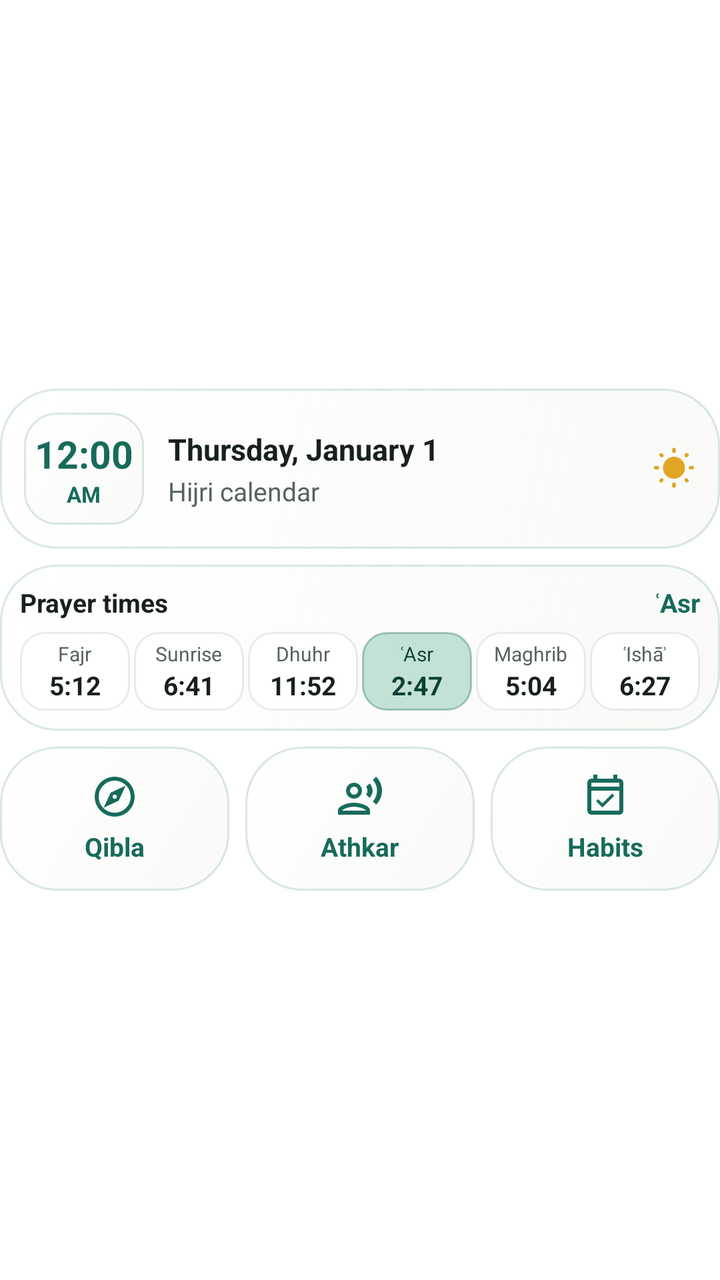
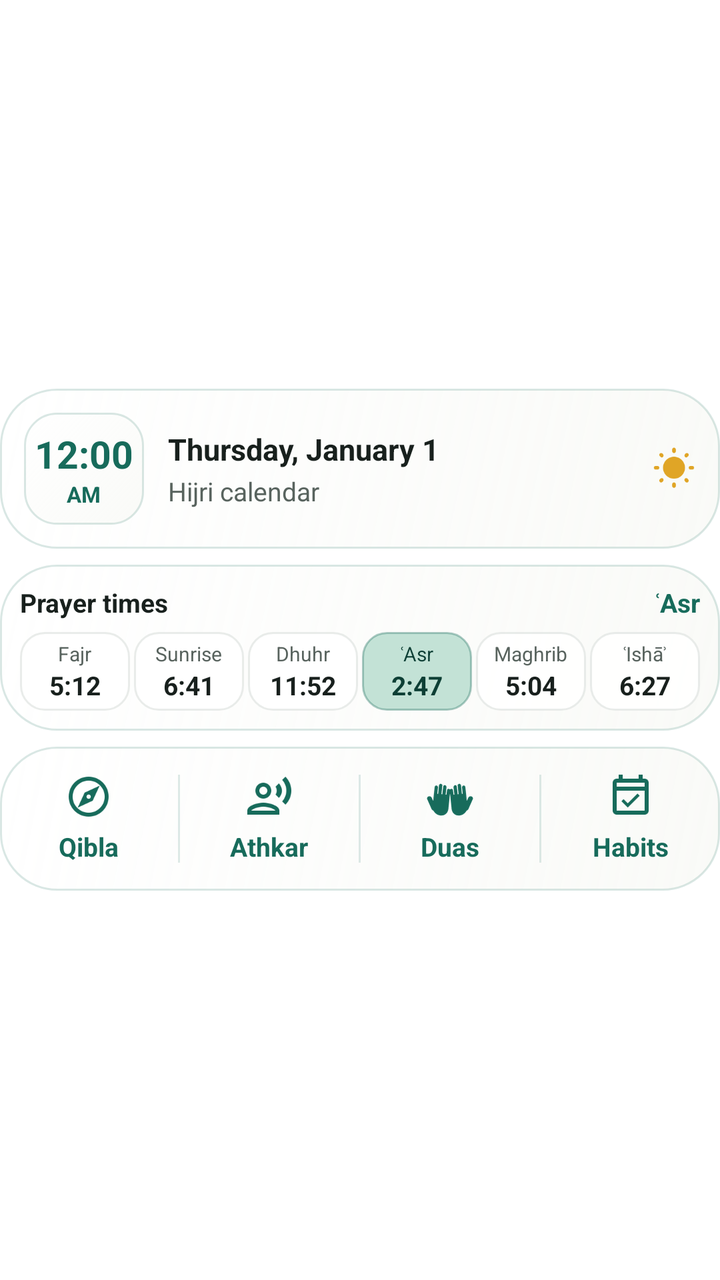

Screens rendered from an Android XML layout before and after an edit, with the pre-edit source and the edit as a unified diff.
<!-- AndroidManifest.xml: fallback theme Theme.MaterialComponents.DayNight.NoActionBar -->
<!-- res/layout/preview_home.xml -->
<?xml version="1.0" encoding="utf-8"?>
<LinearLayout xmlns:android="http://schemas.android.com/apk/res/android" android:layout_width="match_parent" android:layout_height="match_parent" android:gravity="center_vertical" android:orientation="vertical" android:padding="0dp">
    <LinearLayout android:layout_width="match_parent" android:layout_height="wrap_content" android:orientation="vertical" android:padding="12dp" android:background="@drawable/widget_glass_light">
    <LinearLayout android:layout_width="match_parent" android:layout_height="wrap_content" android:gravity="center_vertical" android:orientation="horizontal">
        <LinearLayout android:layout_width="60dp" android:layout_height="56dp" android:gravity="center" android:orientation="vertical" android:background="@drawable/widget_small_glass_light">
            <TextClock android:layout_width="wrap_content" android:layout_height="wrap_content" android:format12Hour="h:mm" android:format24Hour="HH:mm" android:textSize="19sp" android:textStyle="bold" android:textColor="#176B5B" />
            <TextClock android:layout_width="wrap_content" android:layout_height="wrap_content" android:format12Hour="a" android:format24Hour="" android:textSize="11sp" android:textStyle="bold" android:textColor="#176B5B" />
        </LinearLayout>
        <LinearLayout android:layout_width="0dp" android:layout_weight="1" android:layout_height="wrap_content" android:layout_marginStart="12dp" android:orientation="vertical">
            <TextClock android:layout_width="wrap_content" android:layout_height="wrap_content" android:format12Hour="EEEE, MMMM d" android:format24Hour="EEEE, MMMM d" android:textSize="15sp" android:textStyle="bold" android:textColor="#18201D" />
            <TextView android:layout_width="wrap_content" android:layout_height="wrap_content" android:layout_marginTop="2dp" android:text="@string/widget_date" android:textSize="13sp" android:textColor="#58635E" android:maxLines="1" />
        </LinearLayout>
        <ImageView android:layout_width="22dp" android:layout_height="22dp" android:src="@drawable/widget_preview_icon_sun" />
    </LinearLayout>
    </LinearLayout>
    <Space android:layout_width="match_parent" android:layout_height="8dp" />
    <LinearLayout android:layout_width="match_parent" android:layout_height="wrap_content" android:orientation="vertical" android:padding="10dp" android:background="@drawable/widget_glass_light">
    <LinearLayout android:layout_width="match_parent" android:layout_height="wrap_content" android:gravity="center_vertical" android:orientation="horizontal">
        
        <TextView android:layout_width="0dp" android:layout_weight="1" android:layout_height="wrap_content" android:text="@string/widget_prayer" android:textSize="13sp" android:textStyle="bold" android:textColor="#18201D" android:maxLines="1" android:ellipsize="end" />
        <TextView android:layout_width="wrap_content" android:layout_height="wrap_content" android:text="@string/widget_p_asr" android:textSize="13sp" android:textStyle="bold" android:textColor="#176B5B" />
    </LinearLayout>
    <LinearLayout android:layout_width="match_parent" android:layout_height="wrap_content" android:layout_marginTop="6dp" android:orientation="horizontal">
        <LinearLayout android:layout_width="0dp" android:layout_weight="1" android:layout_height="wrap_content" android:layout_marginStart="0dp" android:gravity="center" android:orientation="vertical" android:paddingTop="4dp" android:paddingBottom="4dp" android:background="@drawable/widget_tile_light">
            <TextView android:layout_width="wrap_content" android:layout_height="wrap_content" android:text="@string/widget_p_fajr" android:textSize="10sp" android:textColor="#58635E" android:maxLines="1" />
            <TextView android:layout_width="wrap_content" android:layout_height="wrap_content" android:text="5:12" android:textSize="13sp" android:textStyle="bold" android:textColor="#18201D" android:maxLines="1" />
        </LinearLayout>
        <LinearLayout android:layout_width="0dp" android:layout_weight="1" android:layout_height="wrap_content" android:layout_marginStart="2dp" android:gravity="center" android:orientation="vertical" android:paddingTop="4dp" android:paddingBottom="4dp" android:background="@drawable/widget_tile_light">
            <TextView android:layout_width="wrap_content" android:layout_height="wrap_content" android:text="@string/widget_p_sunrise" android:textSize="10sp" android:textColor="#58635E" android:maxLines="1" />
            <TextView android:layout_width="wrap_content" android:layout_height="wrap_content" android:text="6:41" android:textSize="13sp" android:textStyle="bold" android:textColor="#18201D" android:maxLines="1" />
        </LinearLayout>
        <LinearLayout android:layout_width="0dp" android:layout_weight="1" android:layout_height="wrap_content" android:layout_marginStart="2dp" android:gravity="center" android:orientation="vertical" android:paddingTop="4dp" android:paddingBottom="4dp" android:background="@drawable/widget_tile_light">
            <TextView android:layout_width="wrap_content" android:layout_height="wrap_content" android:text="@string/widget_p_dhuhr" android:textSize="10sp" android:textColor="#58635E" android:maxLines="1" />
            <TextView android:layout_width="wrap_content" android:layout_height="wrap_content" android:text="11:52" android:textSize="13sp" android:textStyle="bold" android:textColor="#18201D" android:maxLines="1" />
        </LinearLayout>
        <LinearLayout android:layout_width="0dp" android:layout_weight="1" android:layout_height="wrap_content" android:layout_marginStart="2dp" android:gravity="center" android:orientation="vertical" android:paddingTop="4dp" android:paddingBottom="4dp" android:background="@drawable/widget_tile_next_light">
            <TextView android:layout_width="wrap_content" android:layout_height="wrap_content" android:text="@string/widget_p_asr" android:textSize="10sp" android:textColor="#0D3F35" android:maxLines="1" />
            <TextView android:layout_width="wrap_content" android:layout_height="wrap_content" android:text="2:47" android:textSize="13sp" android:textStyle="bold" android:textColor="#0D3F35" android:maxLines="1" />
        </LinearLayout>
        <LinearLayout android:layout_width="0dp" android:layout_weight="1" android:layout_height="wrap_content" android:layout_marginStart="2dp" android:gravity="center" android:orientation="vertical" android:paddingTop="4dp" android:paddingBottom="4dp" android:background="@drawable/widget_tile_light">
            <TextView android:layout_width="wrap_content" android:layout_height="wrap_content" android:text="@string/widget_p_maghrib" android:textSize="10sp" android:textColor="#58635E" android:maxLines="1" />
            <TextView android:layout_width="wrap_content" android:layout_height="wrap_content" android:text="5:04" android:textSize="13sp" android:textStyle="bold" android:textColor="#18201D" android:maxLines="1" />
        </LinearLayout>
        <LinearLayout android:layout_width="0dp" android:layout_weight="1" android:layout_height="wrap_content" android:layout_marginStart="2dp" android:gravity="center" android:orientation="vertical" android:paddingTop="4dp" android:paddingBottom="4dp" android:background="@drawable/widget_tile_light">
            <TextView android:layout_width="wrap_content" android:layout_height="wrap_content" android:text="@string/widget_p_isha" android:textSize="10sp" android:textColor="#58635E" android:maxLines="1" />
            <TextView android:layout_width="wrap_content" android:layout_height="wrap_content" android:text="6:27" android:textSize="13sp" android:textStyle="bold" android:textColor="#18201D" android:maxLines="1" />
        </LinearLayout>
    </LinearLayout>
    </LinearLayout>
    <Space android:layout_width="match_parent" android:layout_height="8dp" />
    <LinearLayout android:layout_width="match_parent" android:layout_height="72dp" android:orientation="horizontal">
        <LinearLayout android:layout_width="0dp" android:layout_weight="1" android:layout_height="match_parent" android:layout_marginStart="0dp" android:gravity="center" android:orientation="vertical" android:background="@drawable/widget_glass_light">
            <ImageView android:layout_width="24dp" android:layout_height="24dp" android:src="@drawable/widget_preview_icon_explore" />
            <TextView android:layout_width="wrap_content" android:layout_height="wrap_content" android:layout_marginTop="4dp" android:text="@string/widget_qibla" android:textSize="13sp" android:textStyle="bold" android:textColor="#176B5B" />
        </LinearLayout>
        <LinearLayout android:layout_width="0dp" android:layout_weight="1" android:layout_height="match_parent" android:layout_marginStart="8dp" android:gravity="center" android:orientation="vertical" android:background="@drawable/widget_glass_light">
            <ImageView android:layout_width="24dp" android:layout_height="24dp" android:src="@drawable/widget_preview_icon_athkar" />
            <TextView android:layout_width="wrap_content" android:layout_height="wrap_content" android:layout_marginTop="4dp" android:text="@string/widget_athkar" android:textSize="13sp" android:textStyle="bold" android:textColor="#176B5B" />
        </LinearLayout>
        <LinearLayout android:layout_width="0dp" android:layout_weight="1" android:layout_height="match_parent" android:layout_marginStart="8dp" android:gravity="center" android:orientation="vertical" android:background="@drawable/widget_glass_light">
            <ImageView android:layout_width="24dp" android:layout_height="24dp" android:src="@drawable/widget_preview_icon_habits" />
            <TextView android:layout_width="wrap_content" android:layout_height="wrap_content" android:layout_marginTop="4dp" android:text="@string/widget_habits" android:textSize="13sp" android:textStyle="bold" android:textColor="#176B5B" />
        </LinearLayout>
    </LinearLayout>
</LinearLayout>
<!-- resources referenced by this layout -->
<resources>
  <!-- drawable widget_glass_light (drawable) -->
  <?xml version="1.0" encoding="utf-8"?>
  <shape xmlns:android="http://schemas.android.com/apk/res/android" android:shape="rectangle">
      <gradient android:angle="315" android:startColor="#DBFFFFFF" android:endColor="#B3F7F8F4" />
      <stroke android:width="1dp" android:color="#29176B5B" />
      <corners android:radius="@dimen/widget_radius" />
  </shape>
  <!-- drawable widget_preview_icon_athkar: png bitmap (drawable-nodpi, 2421 bytes) -->
  <!-- drawable widget_preview_icon_explore: png bitmap (drawable-nodpi, 2987 bytes) -->
  <!-- drawable widget_preview_icon_habits: png bitmap (drawable-nodpi, 1088 bytes) -->
  <!-- drawable widget_preview_icon_sun: png bitmap (drawable-nodpi, 2120 bytes) -->
  <!-- drawable widget_small_glass_light (drawable) -->
  <?xml version="1.0" encoding="utf-8"?>
  <shape xmlns:android="http://schemas.android.com/apk/res/android" android:shape="rectangle">
      <gradient android:angle="315" android:startColor="#DBFFFFFF" android:endColor="#B3F7F8F4" />
      <stroke android:width="1dp" android:color="#29176B5B" />
      <corners android:radius="16dp" />
  </shape>
  <!-- drawable widget_tile_light (drawable) -->
  <?xml version="1.0" encoding="utf-8"?>
  <shape xmlns:android="http://schemas.android.com/apk/res/android" android:shape="rectangle">
      <solid android:color="#EBFFFFFF" />
      <stroke android:width="1dp" android:color="#CCE4E8E5" />
      <corners android:radius="12dp" />
  </shape>
  <!-- drawable widget_tile_next_light (drawable) -->
  <?xml version="1.0" encoding="utf-8"?>
  <shape xmlns:android="http://schemas.android.com/apk/res/android" android:shape="rectangle">
      <solid android:color="#C3E2D6" />
      <stroke android:width="1dp" android:color="#59176B5B" />
      <corners android:radius="12dp" />
  </shape>
  <string name="widget_athkar">Athkar</string>
  <string name="widget_date">Hijri calendar</string>
  <string name="widget_habits">Habits</string>
  <string name="widget_p_asr">ʿAsr</string>
  <string name="widget_p_dhuhr">Dhuhr</string>
  <string name="widget_p_fajr">Fajr</string>
  <string name="widget_p_isha">ʿIshāʾ</string>
  <string name="widget_p_maghrib">Maghrib</string>
  <string name="widget_p_sunrise">Sunrise</string>
  <string name="widget_prayer">Prayer times</string>
  <string name="widget_qibla">Qibla</string>
  <dimen name="widget_radius">24dp</dimen>
</resources>

<!-- the commit's change to res/layout/preview_home.xml (unified diff, before → after) -->
@@ -48,18 +48,25 @@
     </LinearLayout>
     </LinearLayout>
     <Space android:layout_width="match_parent" android:layout_height="8dp" />
-    <LinearLayout android:layout_width="match_parent" android:layout_height="72dp" android:orientation="horizontal">
-        <LinearLayout android:layout_width="0dp" android:layout_weight="1" android:layout_height="match_parent" android:layout_marginStart="0dp" android:gravity="center" android:orientation="vertical" android:background="@drawable/widget_glass_light">
+    <LinearLayout android:layout_width="match_parent" android:layout_height="72dp" android:orientation="horizontal" android:background="@drawable/widget_glass_light">
+        <LinearLayout android:layout_width="0dp" android:layout_weight="1" android:layout_height="match_parent" android:gravity="center" android:orientation="vertical">
             <ImageView android:layout_width="24dp" android:layout_height="24dp" android:src="@drawable/widget_preview_icon_explore" />
-            <TextView android:layout_width="wrap_content" android:layout_height="wrap_content" android:layout_marginTop="4dp" android:text="@string/widget_qibla" android:textSize="13sp" android:textStyle="bold" android:textColor="#176B5B" />
+            <TextView android:layout_width="wrap_content" android:layout_height="wrap_content" android:layout_marginTop="4dp" android:text="@string/widget_qibla" android:maxLines="1" android:textSize="13sp" android:textStyle="bold" android:textColor="#176B5B" />
         </LinearLayout>
-        <LinearLayout android:layout_width="0dp" android:layout_weight="1" android:layout_height="match_parent" android:layout_marginStart="8dp" android:gravity="center" android:orientation="vertical" android:background="@drawable/widget_glass_light">
+        <FrameLayout android:layout_width="1dp" android:layout_height="match_parent" android:layout_marginTop="14dp" android:layout_marginBottom="14dp" android:background="#24176B5B" />
+        <LinearLayout android:layout_width="0dp" android:layout_weight="1" android:layout_height="match_parent" android:gravity="center" android:orientation="vertical">
             <ImageView android:layout_width="24dp" android:layout_height="24dp" android:src="@drawable/widget_preview_icon_athkar" />
-            <TextView android:layout_width="wrap_content" android:layout_height="wrap_content" android:layout_marginTop="4dp" android:text="@string/widget_athkar" android:textSize="13sp" android:textStyle="bold" android:textColor="#176B5B" />
+            <TextView android:layout_width="wrap_content" android:layout_height="wrap_content" android:layout_marginTop="4dp" android:text="@string/widget_athkar" android:maxLines="1" android:textSize="13sp" android:textStyle="bold" android:textColor="#176B5B" />
         </LinearLayout>
-        <LinearLayout android:layout_width="0dp" android:layout_weight="1" android:layout_height="match_parent" android:layout_marginStart="8dp" android:gravity="center" android:orientation="vertical" android:background="@drawable/widget_glass_light">
+        <FrameLayout android:layout_width="1dp" android:layout_height="match_parent" android:layout_marginTop="14dp" android:layout_marginBottom="14dp" android:background="#24176B5B" />
+        <LinearLayout android:layout_width="0dp" android:layout_weight="1" android:layout_height="match_parent" android:gravity="center" android:orientation="vertical">
+            <ImageView android:layout_width="24dp" android:layout_height="24dp" android:src="@drawable/widget_preview_icon_duas" />
+            <TextView android:layout_width="wrap_content" android:layout_height="wrap_content" android:layout_marginTop="4dp" android:text="@string/widget_duas" android:maxLines="1" android:textSize="13sp" android:textStyle="bold" android:textColor="#176B5B" />
+        </LinearLayout>
+        <FrameLayout android:layout_width="1dp" android:layout_height="match_parent" android:layout_marginTop="14dp" android:layout_marginBottom="14dp" android:background="#24176B5B" />
+        <LinearLayout android:layout_width="0dp" android:layout_weight="1" android:layout_height="match_parent" android:gravity="center" android:orientation="vertical">
             <ImageView android:layout_width="24dp" android:layout_height="24dp" android:src="@drawable/widget_preview_icon_habits" />
-            <TextView android:layout_width="wrap_content" android:layout_height="wrap_content" android:layout_marginTop="4dp" android:text="@string/widget_habits" android:textSize="13sp" android:textStyle="bold" android:textColor="#176B5B" />
+            <TextView android:layout_width="wrap_content" android:layout_height="wrap_content" android:layout_marginTop="4dp" android:text="@string/widget_habits" android:maxLines="1" android:textSize="13sp" android:textStyle="bold" android:textColor="#176B5B" />
         </LinearLayout>
     </LinearLayout>
 </LinearLayout>
<!-- resource entries referenced after the edit -->
@@ -8,6 +8,7 @@
       <corners android:radius="@dimen/widget_radius" />
   </shape>
   <!-- drawable widget_preview_icon_athkar: png bitmap (drawable-nodpi, 2421 bytes) -->
+  <!-- drawable widget_preview_icon_duas: png bitmap (drawable-nodpi, 4126 bytes) -->
   <!-- drawable widget_preview_icon_explore: png bitmap (drawable-nodpi, 2987 bytes) -->
   <!-- drawable widget_preview_icon_habits: png bitmap (drawable-nodpi, 1088 bytes) -->
   <!-- drawable widget_preview_icon_sun: png bitmap (drawable-nodpi, 2120 bytes) -->
@@ -34,6 +35,7 @@
   </shape>
   <string name="widget_athkar">Athkar</string>
   <string name="widget_date">Hijri calendar</string>
+  <string name="widget_duas">Duas</string>
   <string name="widget_habits">Habits</string>
   <string name="widget_p_asr">ʿAsr</string>
   <string name="widget_p_dhuhr">Dhuhr</string>
